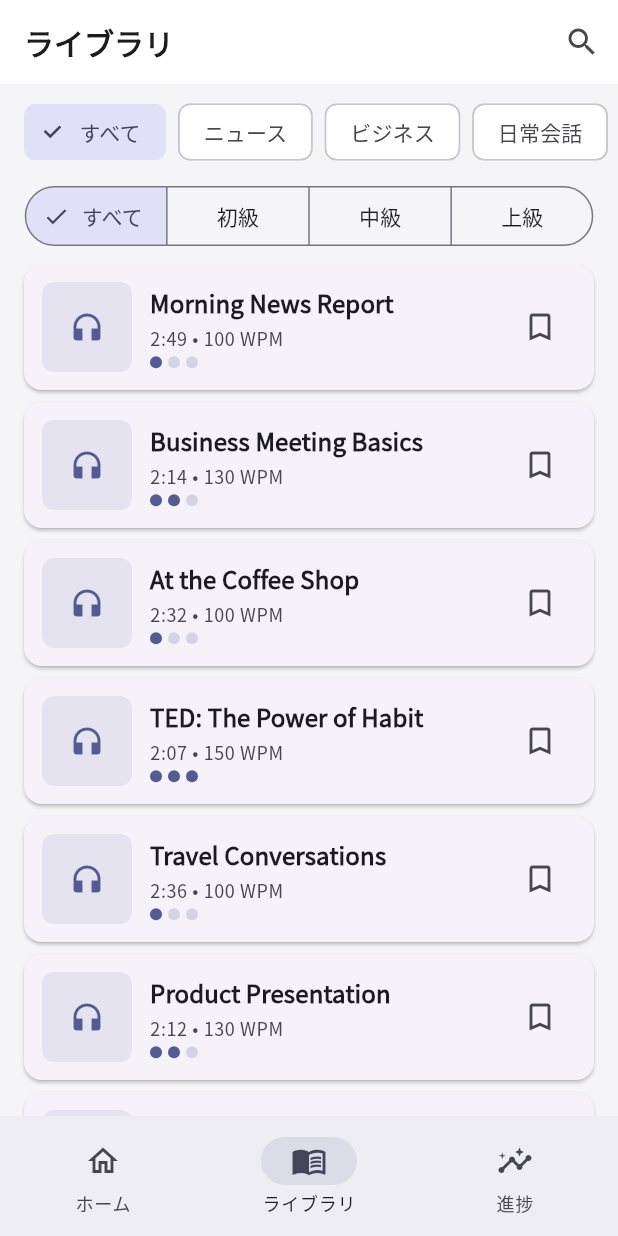
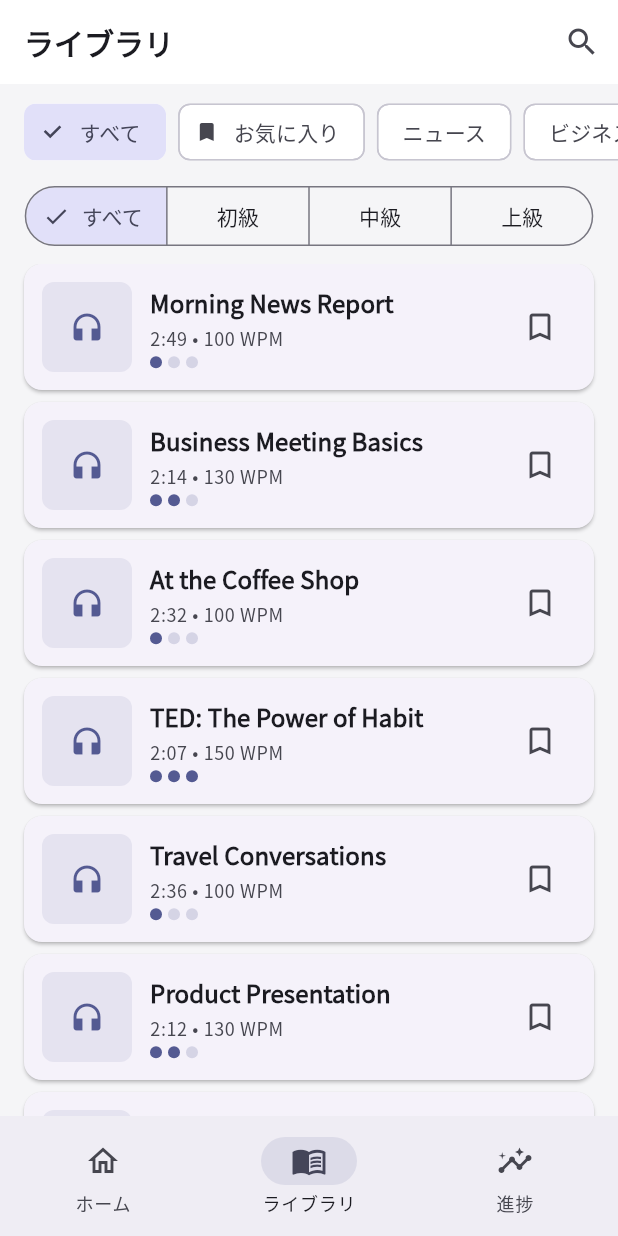
Before and after one commit to ishtos/Doppel, a Flutter app: the LibraryScreen screen opened by its route, on a phone screen of 412 x 824 dp. Run offline on Flutter 3.47's test engine with Material 3 defaults, Android fonts, the phone set to English and light mode, and no system bars; our stand-ins replace fl_chart, flutter_riverpod, flutter_tts, freezed_annotation, go_router, google_fonts and 3 more; missing offline and left inert: record; accounts and stored records are empty; generated files the repository leaves out were written again.

Commit message:
feat: add bookmark favorites section to Home and Library screens
- Add bookmarkedLessonsProvider to home_provider.dart
- Add horizontal bookmark lessons section on Home screen
- Add "お気に入り" category filter with bookmark icon on Library screen
- Update filteredLessonsProvider to support bookmark filtering
- Update current_status.md for Phase K completion

https://claude.ai/code/session_01JhaPNSJnsXSgPxy4uVVuKB

```diff
--- a/lib/features/home/presentation/providers/home_provider.dart
+++ b/lib/features/home/presentation/providers/home_provider.dart
@@ -4,6 +4,12 @@ import '../../../../shared/providers/db_providers.dart';
 import '../../../lesson/data/models/lesson_model.dart';
 import '../../../progress/data/models/user_progress_model.dart';
 import '../../../settings/presentation/providers/settings_provider.dart';
+
+/// Bookmarked lessons for home screen display. // FIXED: お気に入りレッスンプロバイダー追加
+final bookmarkedLessonsProvider = Provider<List<LessonModel>>((ref) {
+  final repo = ref.watch(lessonRepositoryProvider);
+  return repo.findAll().where((l) => l.isBookmarked).toList();
+});
 
 /// User progress for home screen display.
 final homeProgressProvider = Provider<UserProgressModel>((ref) {
--- a/lib/features/lesson/presentation/providers/lesson_provider.dart
+++ b/lib/features/lesson/presentation/providers/lesson_provider.dart
@@ -43,7 +43,10 @@ final filteredLessonsProvider = Provider<List<LessonModel>>((ref) {
   return lessons.maybeWhen(
     data: (list) {
       var filtered = list;
-      if (category != 'すべて') {
+      if (category == 'お気に入り') {
+        // FIXED: お気に入りカテゴリは isBookmarked でフィルター
+        filtered = filtered.where((l) => l.isBookmarked).toList();
+      } else if (category != 'すべて') {
         filtered = filtered.where((l) => l.category == category).toList();
       }
       if (difficulty > 0) {
--- a/lib/features/library/presentation/screens/library_screen.dart
+++ b/lib/features/library/presentation/screens/library_screen.dart
@@ -9,8 +9,10 @@ import '../../../lesson/presentation/providers/lesson_provider.dart';
 class LibraryScreen extends ConsumerWidget {
   const LibraryScreen({super.key});
 
+  // FIXED: 「お気に入り」カテゴリを追加
   static const _categories = [
     'すべて',
+    'お気に入り',
     'ニュース',
     'ビジネス',
     '日常会話',
@@ -52,6 +54,16 @@ class LibraryScreen extends ConsumerWidget {
                 return Padding(
                   padding: const EdgeInsets.only(right: 8),
                   child: FilterChip(
+                    // FIXED: お気に入りチップにブックマークアイコンを付与
+                    avatar: cat == 'お気に入り'
+                        ? Icon(
+                            Icons.bookmark,
+                            size: 16,
+                            color: selected
+                                ? Theme.of(context).colorScheme.onSecondaryContainer
+                                : Theme.of(context).colorScheme.onSurfaceVariant,
+                          )
+                        : null,
                     label: Text(cat),
                     selected: selected,
                     onSelected: (_) => ref
```
Also changed, not shown: lib/features/home/presentation/screens/home_screen.dart (+87 -0 lines), 1 other file.
